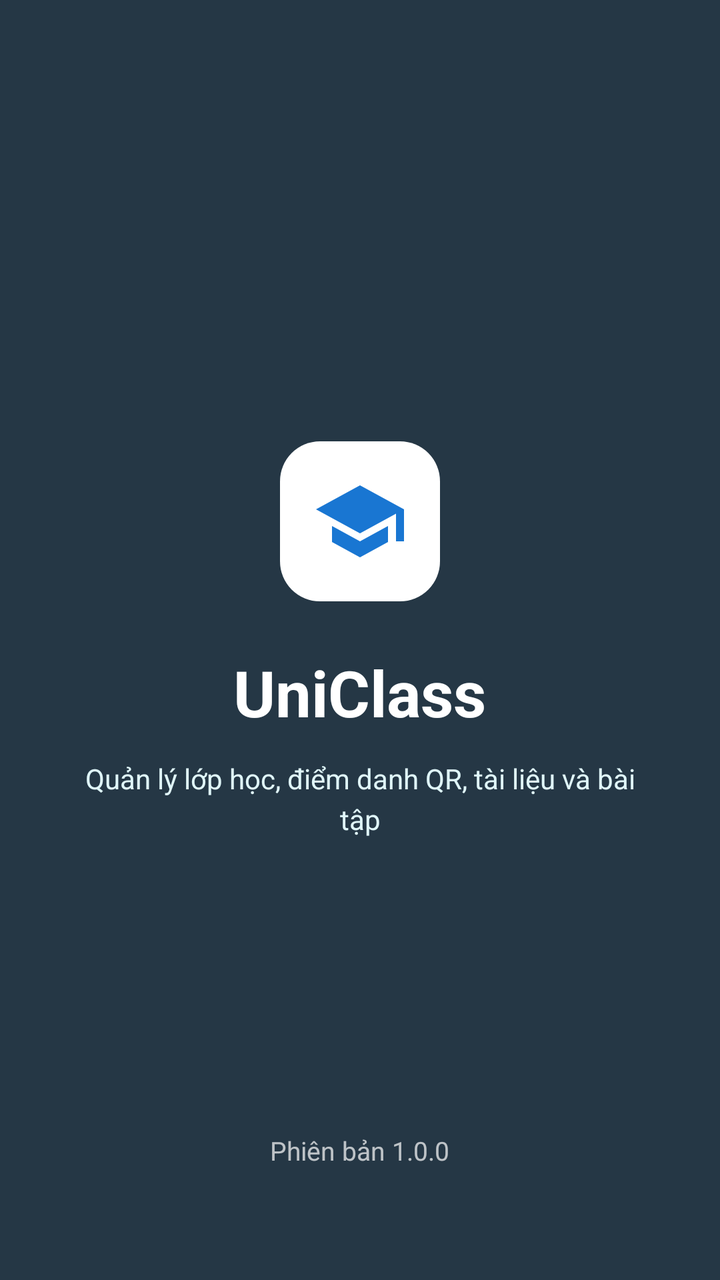
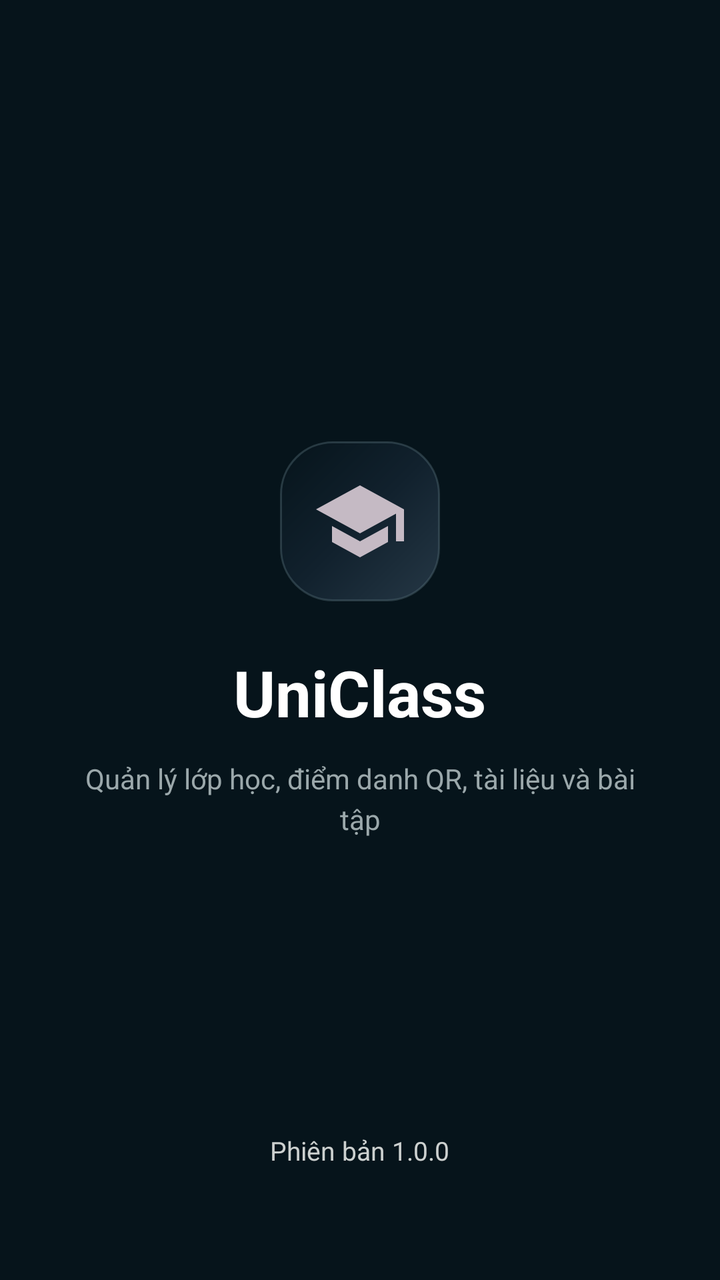

An Android layout rendered at two revisions. The XML below is the earlier revision; the diff shows what the commit changed to produce the second picture.
<!-- AndroidManifest.xml: application theme Theme.UniClassApp -->
<!-- res/layout/activity_main.xml -->
<?xml version="1.0" encoding="utf-8"?>
<RelativeLayout xmlns:android="http://schemas.android.com/apk/res/android"
    xmlns:tools="http://schemas.android.com/tools"
    android:id="@+id/main"
    android:layout_width="match_parent"
    android:layout_height="match_parent"
    android:background="@color/primary_blue"
    android:padding="24dp"
    tools:context=".MainActivity">

    
    <LinearLayout
        android:layout_width="wrap_content"
        android:layout_height="wrap_content"
        android:layout_centerInParent="true"
        android:gravity="center_horizontal"
        android:orientation="vertical">

        
        <FrameLayout
            android:layout_width="80dp"
            android:layout_height="80dp"
            android:background="@drawable/bg_rounded_white"
            android:padding="16dp">

            <ImageView
                android:layout_width="match_parent"
                android:layout_height="match_parent"
                android:src="@drawable/ic_graduation_cap"
                android:contentDescription="@string/edu_lens_title" />
        </FrameLayout>

        
        <TextView
            android:layout_width="wrap_content"
            android:layout_height="wrap_content"
            android:layout_marginTop="24dp"
            android:text="@string/edu_lens_title"
            android:textColor="@color/white"
            android:textSize="32sp"
            android:textStyle="bold" />

        
        <TextView
            android:layout_width="280dp"
            android:layout_height="wrap_content"
            android:layout_marginTop="12dp"
            android:gravity="center"
            android:text="@string/edu_lens_subtitle"
            android:textColor="@color/subtitle_blue"
            android:textSize="14sp"
            android:lineSpacingExtra="4dp" />

    </LinearLayout>

    
    <TextView
        android:layout_width="wrap_content"
        android:layout_height="wrap_content"
        android:layout_alignParentBottom="true"
        android:layout_centerHorizontal="true"
        android:layout_marginBottom="32dp"
        android:text="@string/app_version"
        android:textColor="#B3FFFFFF"
        android:textSize="13sp" />

</RelativeLayout>
<!-- resources referenced by this layout -->
<resources>
  <color name="primary_blue">@color/color_primary</color>
  <color name="subtitle_blue">#E0F7FA</color>
  <color name="white">#FFFFFFFF</color>
  <!-- drawable bg_rounded_white (drawable) -->
  <?xml version="1.0" encoding="utf-8"?>
  <shape xmlns:android="http://schemas.android.com/apk/res/android"
      android:shape="rectangle">
      <solid android:color="@android:color/white"/>
      <corners android:radius="20dp"/>
  </shape>
  <!-- drawable ic_graduation_cap (drawable) -->
  <vector xmlns:android="http://schemas.android.com/apk/res/android"
      android:width="48dp"
      android:height="48dp"
      android:viewportWidth="24"
      android:viewportHeight="24">
    <path
        android:fillColor="#1976D2"
        android:pathData="M12,3L1,9l11,6 9,-4.91V17h2V9L12,3z M5,13.18v4L12,21l7,-3.82v-4L12,17l-7,-3.82z"/>
  </vector>
  <string name="app_version">Phiên bản 1.0.0</string>
  <string name="edu_lens_subtitle">Quản lý lớp học, điểm danh QR, tài liệu và bài tập</string>
  <string name="edu_lens_title">UniClass</string>
  <style name="Theme.UniClassApp" parent="Base.Theme.UniClassApp" />
  <color name="color_primary">#253745</color>
  <style name="Base.Theme.UniClassApp" parent="Theme.Material3.DayNight.NoActionBar">
          <item name="colorPrimary">@color/p2_teal</item>
          <item name="colorSecondary">@color/p2_lavender</item>
          <item name="colorSurface">@color/uc_bg_canvas</item>
          <item name="android:colorBackground">@color/uc_bg_canvas</item>
          <item name="colorError">@color/color_error</item>
          <item name="android:statusBarColor">@color/uc_bg_canvas</item>
          <item name="android:windowLightStatusBar" tools:targetApi="m">true</item>
      </style>
  <color name="p2_teal">#57707A</color>
  <color name="p2_lavender">#C5BAC4</color>
  <color name="uc_bg_canvas">#DEDCDC</color>
  <color name="color_error">#DC2626</color>
</resources>

<!-- the commit's change to res/layout/activity_main.xml (unified diff, before → after) -->
@@ -1,10 +1,11 @@
 <?xml version="1.0" encoding="utf-8"?>
 <RelativeLayout xmlns:android="http://schemas.android.com/apk/res/android"
     xmlns:tools="http://schemas.android.com/tools"
+    xmlns:app="http://schemas.android.com/apk/res-auto"
     android:id="@+id/main"
     android:layout_width="match_parent"
     android:layout_height="match_parent"
-    android:background="@color/primary_blue"
+    android:background="@color/p1_dark_navy"
     android:padding="24dp"
     tools:context=".MainActivity">
 
@@ -20,13 +21,14 @@
         <FrameLayout
             android:layout_width="80dp"
             android:layout_height="80dp"
-            android:background="@drawable/bg_rounded_white"
+            android:background="@drawable/bg_unified_bento_hero"
             android:padding="16dp">
 
             <ImageView
                 android:layout_width="match_parent"
                 android:layout_height="match_parent"
                 android:src="@drawable/ic_graduation_cap"
+                app:tint="@color/p2_lavender"
                 android:contentDescription="@string/edu_lens_title" />
         </FrameLayout>
 
@@ -47,7 +49,7 @@
             android:layout_marginTop="12dp"
             android:gravity="center"
             android:text="@string/edu_lens_subtitle"
-            android:textColor="@color/subtitle_blue"
+            android:textColor="@color/p1_pewter"
             android:textSize="14sp"
             android:lineSpacingExtra="4dp" />
 
@@ -61,7 +63,7 @@
         android:layout_centerHorizontal="true"
         android:layout_marginBottom="32dp"
         android:text="@string/app_version"
-        android:textColor="#B3FFFFFF"
+        android:textColor="@color/p1_silver"
         android:textSize="13sp" />
 
 </RelativeLayout>
<!-- resource entries referenced after the edit -->
@@ -1,14 +1,23 @@
 <!-- resources referenced by this layout -->
 <resources>
-  <color name="primary_blue">@color/color_primary</color>
-  <color name="subtitle_blue">#E0F7FA</color>
+  <color name="p1_dark_navy">#06141B</color>
+  <color name="p1_pewter">#9BA8AB</color>
+  <color name="p1_silver">#CCD0CF</color>
   <color name="white">#FFFFFFFF</color>
-  <!-- drawable bg_rounded_white (drawable) -->
+  <!-- drawable bg_unified_bento_hero (drawable) -->
   <?xml version="1.0" encoding="utf-8"?>
   <shape xmlns:android="http://schemas.android.com/apk/res/android"
       android:shape="rectangle">
-      <solid android:color="@android:color/white"/>
-      <corners android:radius="20dp"/>
+      <corners android:radius="26dp" />
+      <gradient
+          android:angle="315"
+          android:startColor="#06141B"
+          android:centerColor="#11212D"
+          android:endColor="#253745"
+          android:type="linear" />
+      <stroke
+          android:width="1dp"
+          android:color="#6657707A" />
   </shape>
   <!-- drawable ic_graduation_cap (drawable) -->
   <vector xmlns:android="http://schemas.android.com/apk/res/android"
@@ -24,7 +33,6 @@
   <string name="edu_lens_subtitle">Quản lý lớp học, điểm danh QR, tài liệu và bài tập</string>
   <string name="edu_lens_title">UniClass</string>
   <style name="Theme.UniClassApp" parent="Base.Theme.UniClassApp" />
-  <color name="color_primary">#253745</color>
   <style name="Base.Theme.UniClassApp" parent="Theme.Material3.DayNight.NoActionBar">
           <item name="colorPrimary">@color/p2_teal</item>
           <item name="colorSecondary">@color/p2_lavender</item>
